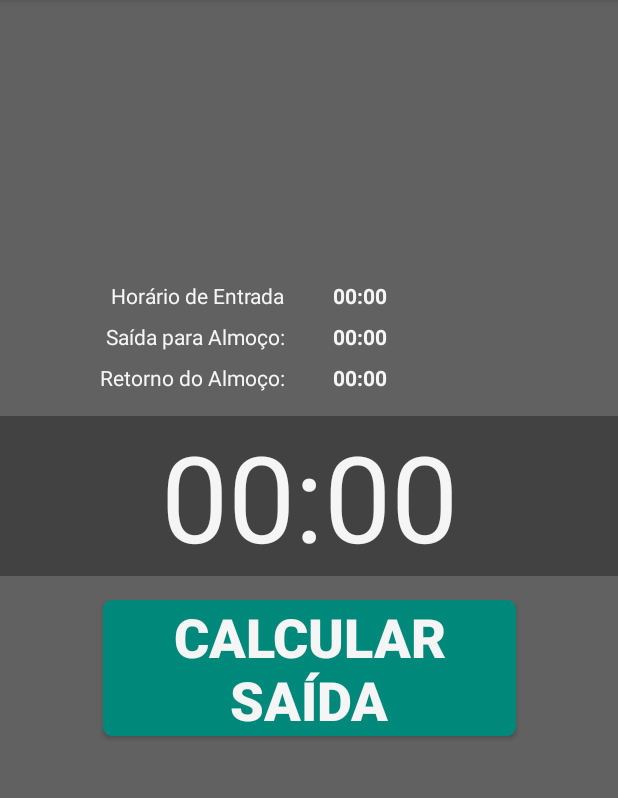
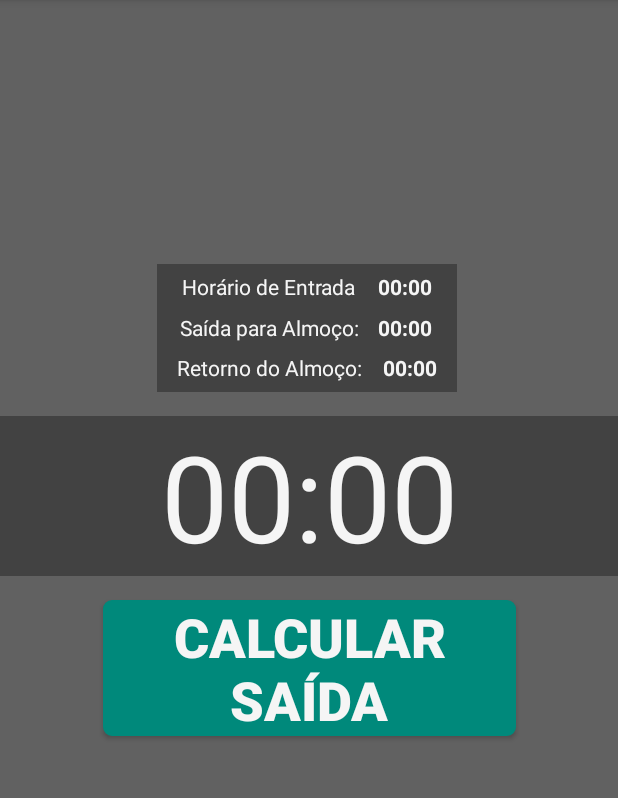
Before and after one commit to tiefz/calculadhora, an Android app: the fragment SaidaCalculada shown on its own in the app's theme, on a phone screen of 412 x 824 dp, the part 84-882 px from its top. Run offline under Robolectric (Android 15) with nearby library versions, the phone set to English and light mode, and no system bars.

Commit message:
Ajuste para  sempre recuperar e exibir a ultima hora escolhida em cada tela

```diff
--- a/CalculadHora/app/src/main/java/br/com/insertkoin/calculadhora/AlmocoR.java
+++ b/CalculadHora/app/src/main/java/br/com/insertkoin/calculadhora/AlmocoR.java
@@ -49,6 +49,11 @@ public class AlmocoR extends Fragment {
         View view = inflater.inflate(R.layout.fragment_almoco_r, container, false);
 
         horaRetornoAlmoco = view.findViewById(R.id.horaRetornoAlmocoID);
+        SharedPreferences sharedPreferences = getActivity().getSharedPreferences(SETTINGS, 0);
+        if(sharedPreferences.contains("AlmocoR")){
+            horaRetornoAlmoco.setText(sharedPreferences.getString("AlmocoR", "00:00"));
+        }
+
         atencao = view.findViewById(R.id.atencaoID2);
         atencao.setVisibility(View.INVISIBLE);
 
--- a/CalculadHora/app/src/main/java/br/com/insertkoin/calculadhora/AlmocoS.java
+++ b/CalculadHora/app/src/main/java/br/com/insertkoin/calculadhora/AlmocoS.java
@@ -46,6 +46,11 @@ public class AlmocoS extends Fragment {
         View view = inflater.inflate(R.layout.fragment_almoco, container, false);
 
         horaSaidaAlmoco = view.findViewById(R.id.horaRetornoAlmocoID);
+        SharedPreferences sharedPreferences = getActivity().getSharedPreferences(SETTINGS, 0);
+        if(sharedPreferences.contains("AlmocoS")){
+            horaSaidaAlmoco.setText(sharedPreferences.getString("AlmocoS", "00:00"));
+        }
+
         atencao = view.findViewById(R.id.atencaoID);
         atencao.setVisibility(View.INVISIBLE);
 
--- a/CalculadHora/app/src/main/java/br/com/insertkoin/calculadhora/Entrada.java
+++ b/CalculadHora/app/src/main/java/br/com/insertkoin/calculadhora/Entrada.java
@@ -43,6 +43,10 @@ public class Entrada extends Fragment {
         View view = inflater.inflate(R.layout.fragment_entrada, container, false);
 
         horaEntrada = view.findViewById(R.id.horaEntradaID);
+        SharedPreferences sharedPreferences = getActivity().getSharedPreferences(SETTINGS, 0);
+        if(sharedPreferences.contains("Entrada")){
+            horaEntrada.setText(sharedPreferences.getString("Entrada", "00:00"));
+        }
 
         horaEntrada.setOnClickListener(new View.OnClickListener() {
             @Override
--- a/CalculadHora/app/src/main/java/br/com/insertkoin/calculadhora/SaidaCalculada.java
+++ b/CalculadHora/app/src/main/java/br/com/insertkoin/calculadhora/SaidaCalculada.java
@@ -184,11 +184,16 @@ public class SaidaCalculada extends Fragment {
     }
 
     @Override
-    public void onResume() {
-        super.onResume();
-        SharedPreferences sharedPreferences = getActivity().getSharedPreferences(SETTINGS, 0);
-        resumoEntrada.setText(sharedPreferences.getString("Entrada", "00:00"));
-        resumoAlmocoS.setText(sharedPreferences.getString("AlmocoS", "00:00"));
-        resumoAlmocoR.setText(sharedPreferences.getString("AlmocoR", "00:00"));
+    public void setUserVisibleHint(boolean isVisibleToUser) {
+        super.setUserVisibleHint(isVisibleToUser);
+        if(isVisibleToUser)
+        {
+            SharedPreferences sharedPreferences = getActivity().getSharedPreferences(SETTINGS, 0);
+            resumoEntrada.setText(sharedPreferences.getString("Entrada", "00:00"));
+            resumoAlmocoS.setText(sharedPreferences.getString("AlmocoS", "00:00"));
+            resumoAlmocoR.setText(sharedPreferences.getString("AlmocoR", "00:00"));
+        }
     }
+
+
 }
--- a/CalculadHora/app/src/main/java/br/com/insertkoin/calculadhora/TabActivity.java
+++ b/CalculadHora/app/src/main/java/br/com/insertkoin/calculadhora/TabActivity.java
@@ -21,19 +21,8 @@ public class TabActivity extends AppCompatActivity {
 
     private static final String SETTINGS = "Settings";
 
-    /**
-     * The {@link android.support.v4.view.PagerAdapter} that will provide
-     * fragments for each of the sections. We use a
-     * {@link FragmentPagerAdapter} derivative, which will keep every
-     * loaded fragment in memory. If this becomes too memory intensive, it
-     * may be best to switch to a
-     * {@link android.support.v4.app.FragmentStatePagerAdapter}.
-     */
     private SectionsPagerAdapter mSectionsPagerAdapter;
 
-    /**
-     * The {@link ViewPager} that will host the section contents.
-     */
     private ViewPager mViewPager;
 
     @Override
@@ -41,17 +30,14 @@ public class TabActivity extends AppCompatActivity {
         super.onCreate(savedInstanceState);
         setContentView(R.layout.activity_tab);
 
-        Toolbar toolbar = (Toolbar) findViewById(R.id.toolbar);
+        Toolbar toolbar = findViewById(R.id.toolbar);
         setSupportActionBar(toolbar);
-        // Create the adapter that will return a fragment for each of the three
-        // primary sections of the activity.
+
         mSectionsPagerAdapter = new SectionsPagerAdapter(getSupportFragmentManager());
-
-        // Set up the ViewPager with the sections adapter.
-        mViewPager = (ViewPager) findViewById(R.id.container);
+        mViewPager = findViewById(R.id.container);
         mViewPager.setAdapter(mSectionsPagerAdapter);
 
-        FloatingActionButton fab = (FloatingActionButton) findViewById(R.id.fab);
+        FloatingActionButton fab = findViewById(R.id.fab);
         fab.setOnClickListener(new View.OnClickListener() {
             @Override
             public void onClick(View view) {
@@ -69,19 +55,14 @@ public class TabActivity extends AppCompatActivity {
 
     @Override
     public boolean onCreateOptionsMenu(Menu menu) {
-        // Inflate the menu; this adds items to the action bar if it is present.
         getMenuInflater().inflate(R.menu.menu_tab, menu);
         return true;
     }
 
     @Override
     public boolean onOptionsItemSelected(MenuItem item) {
-        // Handle action bar item clicks here. The action bar will
-        // automatically handle clicks on the Home/Up button, so long
-        // as you specify a parent activity in AndroidManifest.xml.
         int id = item.getItemId();
 
-        //noinspection SimplifiableIfStatement
         if (id == R.id.action_settings) {
             Intent configIntent = new Intent(this, ConfigActivity.class);
             startActivity(configIntent);
@@ -91,23 +72,13 @@ public class TabActivity extends AppCompatActivity {
         return super.onOptionsItemSelected(item);
     }
 
-    /**
-     * A placeholder fragment containing a simple view.
-     */
     public static class PlaceholderFragment extends Fragment {
-        /**
-         * The fragment argument representing the section number for this
-         * fragment.
-         */
+
         private static final String ARG_SECTION_NUMBER = "section_number";
 
         public PlaceholderFragment() {
         }
 
-        /**
-         * Returns a new instance of this fragment for the given section
-         * number.
-         */
         public static PlaceholderFragment newInstance(int sectionNumber) {
             PlaceholderFragment fragment = new PlaceholderFragment();
             Bundle args = new Bundle();
@@ -126,10 +97,6 @@ public class TabActivity extends AppCompatActivity {
         }
     }
 
-    /**
-     * A {@link FragmentPagerAdapter} that returns a fragment corresponding to
-     * one of the sections/tabs/pages.
-     */
     public class SectionsPagerAdapter extends FragmentPagerAdapter {
 
         public SectionsPagerAdapter(FragmentManager fm) {
@@ -138,9 +105,6 @@ public class TabActivity extends AppCompatActivity {
 
         @Override
         public Fragment getItem(int position) {
-            // getItem is called to instantiate the fragment for the given page.
-            // Return a PlaceholderFragment (defined as a static inner class below).
-            //return PlaceholderFragment.newInstance(position + 1);
 
             Fragment fragment = new Fragment();
             Boolean ativaPausa = true;
--- a/CalculadHora/app/src/main/res/layout/fragment_saida.xml
+++ b/CalculadHora/app/src/main/res/layout/fragment_saida.xml
@@ -60,81 +60,6 @@
         app:layout_constraintTop_toTopOf="@+id/guideline"
         tools:targetApi="lollipop" />
 
-    <TextView
-        android:id="@+id/resumoAlmocoR"
-        android:layout_width="wrap_content"
-        android:layout_height="wrap_content"
-        android:layout_marginStart="16dp"
-        android:layout_marginLeft="16dp"
-        android:layout_marginBottom="16dp"
-        android:text="@string/zerohora"
-        android:textColor="@color/cor_fonte"
-        android:textStyle="bold"
-        app:layout_constraintBottom_toTopOf="@+id/resultadoSaidaID"
-        app:layout_constraintStart_toStartOf="@+id/guideline3" />
-
-    <TextView
-        android:id="@+id/resumoAlmocoS"
-        android:layout_width="wrap_content"
-        android:layout_height="wrap_content"
-        android:layout_marginStart="16dp"
-        android:layout_marginLeft="16dp"
-        android:layout_marginBottom="8dp"
-        android:text="@string/zerohora"
-        android:textColor="@color/cor_fonte"
-        android:textStyle="bold"
-        app:layout_constraintBottom_toTopOf="@+id/resumoAlmocoR"
-        app:layout_constraintStart_toStartOf="@+id/guideline3" />
-
-    <TextView
-        android:id="@+id/textView16"
-        android:layout_width="wrap_content"
-        android:layout_height="wrap_content"
-        android:layout_marginEnd="16dp"
-        android:layout_marginRight="16dp"
-        android:layout_marginBottom="8dp"
-        android:text="@string/label2"
-        android:textColor="@color/cor_fonte"
-        app:layout_constraintBottom_toTopOf="@+id/textView18"
-        app:layout_constraintEnd_toStartOf="@+id/guideline3" />
-
-    <TextView
-        android:id="@+id/resumoEntrada"
-        android:layout_width="wrap_content"
-        android:layout_height="wrap_content"
-        android:layout_marginStart="16dp"
-        android:layout_marginLeft="16dp"
-        android:layout_marginBottom="8dp"
-        android:text="@string/zerohora"
-        android:textColor="@color/cor_fonte"
-        android:textStyle="bold"
-        app:layout_constraintBottom_toTopOf="@+id/resumoAlmocoS"
-        app:layout_constraintStart_toStartOf="@+id/guideline3" />
-
-    <TextView
-        android:id="@+id/textView8"
-        android:layout_width="wrap_content"
-        android:layout_height="wrap_content"
-        android:layout_marginEnd="16dp"
-        android:layout_marginRight="16dp"
-        android:layout_marginBottom="8dp"
-        android:text="@string/label1"
-        android:textColor="@color/cor_fonte"
-        app:layout_constraintBottom_toTopOf="@+id/textView16"
-        app:layout_constraintEnd_toStartOf="@+id/guideline3" />
-
-    <TextView
-        android:id="@+id/textView18"
-        android:layout_width="wrap_content"
-        android:layout_height="wrap_content"
-        android:layout_marginEnd="16dp"
-        android:layout_marginRight="16dp"
-        android:layout_marginBottom="16dp"
-        android:text="@string/label3"
-        android:textColor="@color/cor_fonte"
-        app:layout_constraintBottom_toTopOf="@+id/resultadoSaidaID"
-        app:layout_constraintEnd_toStartOf="@+id/guideline3" />
-
     <android.support.constraint.Guideline
         android:id="@+id/guideline"
         android:layout_width="wrap_content"
@@ -142,12 +67,91 @@
         android:orientation="horizontal"
         app:layout_constraintGuide_percent="0.5" />
 
-    <android.support.constraint.Guideline
-        android:id="@+id/guideline3"
-        android:layout_width="wrap_content"
+    <android.support.constraint.ConstraintLayout
+        android:layout_width="200dp"
         android:layout_height="wrap_content"
-        android:layout_marginTop="16dp"
-        android:orientation="vertical"
-        app:layout_constraintGuide_percent="0.5" />
+        android:layout_marginBottom="16dp"
+        android:background="@color/bg_texto"
+        android:padding="5dp"
+        app:layout_constraintBottom_toTopOf="@+id/resultadoSaidaID"
+        app:layout_constraintEnd_toEndOf="parent"
+        app:layout_constraintHorizontal_bias="0.494"
+        app:layout_constraintStart_toStartOf="parent">
+
+        <TextView
+            android:id="@+id/textView8"
+            android:layout_width="wrap_content"
+            android:layout_height="wrap_content"
+            android:layout_marginStart="11dp"
+            android:layout_marginLeft="11dp"
+            android:layout_marginBottom="8dp"
+            android:text="@string/label1"
+            android:textColor="@color/cor_fonte"
+            app:layout_constraintBottom_toTopOf="@+id/textView16"
+            app:layout_constraintStart_toStartOf="parent" />
+
+        <TextView
+            android:id="@+id/resumoEntrada"
+            android:layout_width="wrap_content"
+            android:layout_height="wrap_content"
+            android:layout_marginEnd="11dp"
+            android:layout_marginRight="11dp"
+            android:layout_marginBottom="8dp"
+            android:text="@string/zerohora"
+            android:textColor="@color/cor_fonte"
+            android:textStyle="bold"
+            app:layout_constraintBottom_toTopOf="@+id/resumoAlmocoS"
+            app:layout_constraintEnd_toEndOf="parent" />
+
+        <TextView
+            android:id="@+id/textView16"
+            android:layout_width="wrap_content"
+            android:layout_height="wrap_content"
+            android:layout_marginStart="10dp"
+            android:layout_marginLeft="10dp"
+            android:layout_marginBottom="7dp"
+            android:text="@string/label2"
+            android:textColor="@color/cor_fonte"
+            app:layout_constraintBottom_toTopOf="@+id/textView18"
+            app:layout_constraintStart_toStartOf="parent" />
+
+        <TextView
+            android:id="@+id/textView18"
+            android:layout_width="wrap_content"
+            android:layout_height="wrap_content"
+            android:layout_marginStart="8dp"
+            android:layout_marginLeft="8dp"
+            android:layout_marginBottom="1dp"
+            android:text="@string/label3"
+            android:textColor="@color/cor_fonte"
+            app:layout_constraintBottom_toBottomOf="parent"
+            app:layout_constraintStart_toStartOf="parent" />
+
+        <TextView
+            android:id="@+id/resumoAlmocoR"
+            android:layout_width="wrap_content"
+            android:layout_height="wrap_content"
+            android:layout_marginEnd="8dp"
+            android:layout_marginRight="8dp"
+            android:layout_marginBottom="1dp"
+            android:text="@string/zerohora"
+            android:textColor="@color/cor_fonte"
+            android:textStyle="bold"
+            app:layout_constraintBottom_toBottomOf="parent"
+            app:layout_constraintEnd_toEndOf="parent" />
+
+        <TextView
+            android:id="@+id/resumoAlmocoS"
+            android:layout_width="wrap_content"
+            android:layout_height="wrap_content"
+            android:layout_marginEnd="11dp"
+            android:layout_marginRight="11dp"
+            android:layout_marginBottom="7dp"
+            android:text="@string/zerohora"
+            android:textColor="@color/cor_fonte"
+            android:textStyle="bold"
+            app:layout_constraintBottom_toTopOf="@+id/resumoAlmocoR"
+            app:layout_constraintEnd_toEndOf="parent" />
+    </android.support.constraint.ConstraintLayout>
 
 </android.support.constraint.ConstraintLayout>
```
